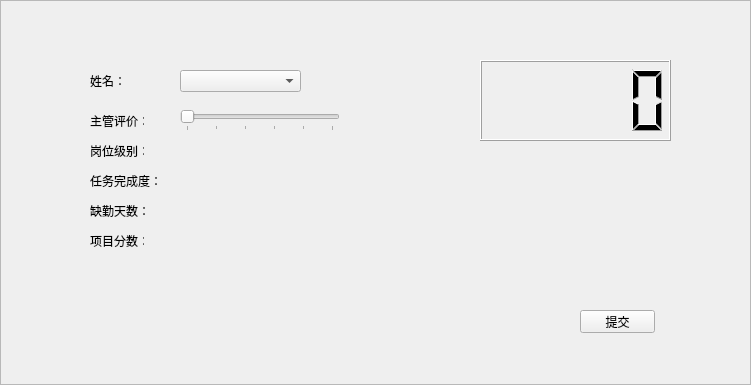
Old version of the form persgrade.ui in the repository neverlandgy/teamhelper.
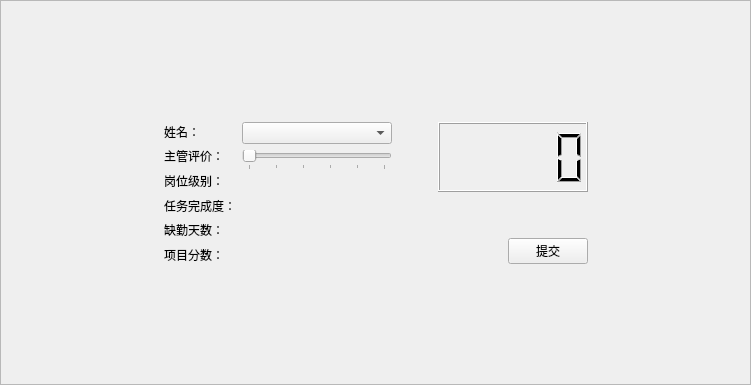
New version of the form.

```diff
--- a/persgrade.ui
+++ b/persgrade.ui
@@ -19,102 +19,86 @@
   <property name="frameShadow">
    <enum>QFrame::Raised</enum>
   </property>
-  <widget class="QComboBox" name="comboBox">
-   <property name="geometry">
-    <rect>
-     <x>180</x>
-     <y>70</y>
-     <width>121</width>
-     <height>22</height>
-    </rect>
-   </property>
-  </widget>
+  <layout class="QGridLayout" name="gridLayout">
+   <item row="1" column="1">
+    <layout class="QHBoxLayout" name="horizontalLayout">
+     <item>
+      <layout class="QVBoxLayout" name="verticalLayout_3">
+       <item>
   <widget class="QLabel" name="label">
-   <property name="geometry">
-    <rect>
-     <x>90</x>
-     <y>70</y>
-     <width>54</width>
-     <height>21</height>
-    </rect>
-   </property>
    <property name="text">
     <string>姓名：</string>
    </property>
   </widget>
+       </item>
+       <item>
   <widget class="QLabel" name="label_2">
-   <property name="geometry">
-    <rect>
-     <x>90</x>
-     <y>110</y>
-     <width>54</width>
-     <height>21</height>
-    </rect>
-   </property>
    <property name="text">
     <string>主管评价：</string>
    </property>
   </widget>
+       </item>
+       <item>
   <widget class="QLabel" name="label_3">
-   <property name="geometry">
-    <rect>
-     <x>90</x>
-     <y>140</y>
-     <width>54</width>
-     <height>21</height>
-    </rect>
-   </property>
    <property name="text">
     <string>岗位级别：</string>
    </property>
   </widget>
+       </item>
+       <item>
   <widget class="QLabel" name="label_4">
-   <property name="geometry">
-    <rect>
-     <x>90</x>
-     <y>170</y>
-     <width>71</width>
-     <height>21</height>
-    </rect>
-   </property>
    <property name="text">
     <string>任务完成度：</string>
    </property>
   </widget>
+       </item>
+       <item>
   <widget class="QLabel" name="label_5">
-   <property name="geometry">
-    <rect>
-     <x>90</x>
-     <y>200</y>
-     <width>91</width>
-     <height>21</height>
-    </rect>
-   </property>
    <property name="text">
     <string>缺勤天数：</string>
    </property>
   </widget>
+       </item>
+       <item>
   <widget class="QLabel" name="label_6">
-   <property name="geometry">
-    <rect>
-     <x>90</x>
-     <y>230</y>
-     <width>54</width>
-     <height>21</height>
-    </rect>
-   </property>
    <property name="text">
     <string>项目分数：</string>
    </property>
   </widget>
+       </item>
+      </layout>
+     </item>
+     <item>
+      <layout class="QVBoxLayout" name="verticalLayout_4">
+       <item>
+        <widget class="QComboBox" name="comboBox">
+         <property name="sizePolicy">
+          <sizepolicy hsizetype="Fixed" vsizetype="Fixed">
+           <horstretch>0</horstretch>
+           <verstretch>0</verstretch>
+          </sizepolicy>
+         </property>
+         <property name="minimumSize">
+          <size>
+           <width>150</width>
+           <height>0</height>
+          </size>
+         </property>
+        </widget>
+       </item>
+       <item>
   <widget class="QSlider" name="horizontalSlider">
-   <property name="geometry">
-    <rect>
-     <x>180</x>
-     <y>110</y>
-     <width>160</width>
-     <height>21</height>
-    </rect>
+         <property name="sizePolicy">
+          <sizepolicy hsizetype="Minimum" vsizetype="Fixed">
+           <horstretch>0</horstretch>
+           <verstretch>0</verstretch>
+          </sizepolicy>
+         </property>
+         <property name="minimumSize">
+          <size>
+           <width>150</width>
+           <height>0</height>
+          </size>
    </property>
    <property name="layoutDirection">
     <enum>Qt::RightToLeft</enum>
@@ -141,81 +125,162 @@
     <enum>QSlider::TicksBelow</enum>
    </property>
   </widget>
-  <widget class="QPushButton" name="pushButton">
-   <property name="geometry">
-    <rect>
-     <x>580</x>
-     <y>310</y>
-     <width>75</width>
-     <height>23</height>
-    </rect>
-   </property>
-   <property name="text">
-    <string>提交</string>
-   </property>
-  </widget>
-  <widget class="QLCDNumber" name="lcdNumber">
-   <property name="geometry">
-    <rect>
-     <x>480</x>
-     <y>60</y>
-     <width>191</width>
-     <height>81</height>
-    </rect>
-   </property>
-  </widget>
+       </item>
+       <item>
   <widget class="QLabel" name="label_joblevel">
-   <property name="geometry">
-    <rect>
-     <x>180</x>
-     <y>142</y>
-     <width>161</width>
-     <height>20</height>
-    </rect>
-   </property>
    <property name="text">
     <string/>
    </property>
   </widget>
+       </item>
+       <item>
   <widget class="QLabel" name="label_task">
-   <property name="geometry">
-    <rect>
-     <x>180</x>
-     <y>170</y>
-     <width>161</width>
-     <height>20</height>
-    </rect>
-   </property>
    <property name="text">
     <string/>
    </property>
   </widget>
+       </item>
+       <item>
   <widget class="QLabel" name="label_punch">
-   <property name="geometry">
-    <rect>
-     <x>180</x>
-     <y>200</y>
-     <width>161</width>
-     <height>20</height>
-    </rect>
-   </property>
    <property name="text">
     <string/>
    </property>
   </widget>
+       </item>
+       <item>
   <widget class="QLabel" name="label_project">
-   <property name="geometry">
-    <rect>
-     <x>180</x>
-     <y>230</y>
-     <width>161</width>
-     <height>20</height>
-    </rect>
-   </property>
    <property name="text">
     <string/>
    </property>
   </widget>
+       </item>
+      </layout>
+     </item>
+     <item>
+      <spacer name="horizontalSpacer_4">
+       <property name="orientation">
+        <enum>Qt::Horizontal</enum>
+       </property>
+       <property name="sizeHint" stdset="0">
+        <size>
+         <width>40</width>
+         <height>20</height>
+        </size>
+       </property>
+      </spacer>
+     </item>
+     <item>
+      <layout class="QVBoxLayout" name="verticalLayout_5">
+       <item>
+        <widget class="QLCDNumber" name="lcdNumber">
+         <property name="minimumSize">
+          <size>
+           <width>150</width>
+           <height>70</height>
+          </size>
+         </property>
+        </widget>
+       </item>
+       <item>
+        <spacer name="verticalSpacer">
+         <property name="orientation">
+          <enum>Qt::Vertical</enum>
+         </property>
+         <property name="sizeHint" stdset="0">
+          <size>
+           <width>20</width>
+           <height>40</height>
+          </size>
+         </property>
+        </spacer>
+       </item>
+       <item>
+        <layout class="QHBoxLayout" name="horizontalLayout_2">
+         <item>
+          <spacer name="horizontalSpacer_3">
+           <property name="orientation">
+            <enum>Qt::Horizontal</enum>
+           </property>
+           <property name="sizeHint" stdset="0">
+            <size>
+             <width>40</width>
+             <height>20</height>
+            </size>
+           </property>
+          </spacer>
+         </item>
+         <item>
+          <widget class="QPushButton" name="pushButton">
+           <property name="text">
+            <string>提交</string>
+           </property>
+          </widget>
+         </item>
+        </layout>
+       </item>
+      </layout>
+     </item>
+    </layout>
+   </item>
+   <item row="1" column="0">
+    <spacer name="horizontalSpacer">
+     <property name="orientation">
+      <enum>Qt::Horizontal</enum>
+     </property>
+     <property name="sizeType">
+      <enum>QSizePolicy::Expanding</enum>
+     </property>
+     <property name="sizeHint" stdset="0">
+      <size>
+       <width>40</width>
+       <height>20</height>
+      </size>
+     </property>
+    </spacer>
+   </item>
+   <item row="1" column="2">
+    <spacer name="horizontalSpacer_2">
+     <property name="orientation">
+      <enum>Qt::Horizontal</enum>
+     </property>
+     <property name="sizeType">
+      <enum>QSizePolicy::Expanding</enum>
+     </property>
+     <property name="sizeHint" stdset="0">
+      <size>
+       <width>40</width>
+       <height>20</height>
+      </size>
+     </property>
+    </spacer>
+   </item>
+   <item row="0" column="1">
+    <spacer name="verticalSpacer_2">
+     <property name="orientation">
+      <enum>Qt::Vertical</enum>
+     </property>
+     <property name="sizeHint" stdset="0">
+      <size>
+       <width>20</width>
+       <height>40</height>
+      </size>
+     </property>
+    </spacer>
+   </item>
+   <item row="2" column="1">
+    <spacer name="verticalSpacer_3">
+     <property name="orientation">
+      <enum>Qt::Vertical</enum>
+     </property>
+     <property name="sizeHint" stdset="0">
+      <size>
+       <width>20</width>
+       <height>40</height>
+      </size>
+     </property>
+    </spacer>
+   </item>
+  </layout>
  </widget>
  <resources/>
  <connections/>
```
Lines whose indentation alone changed are shown as unchanged.
